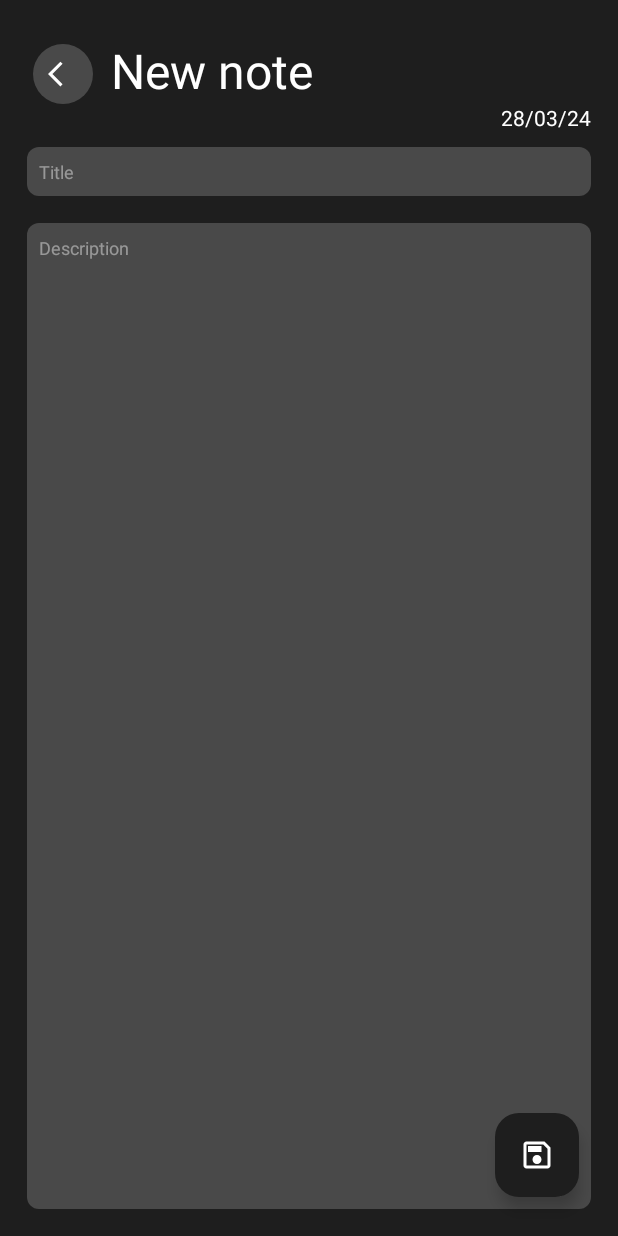
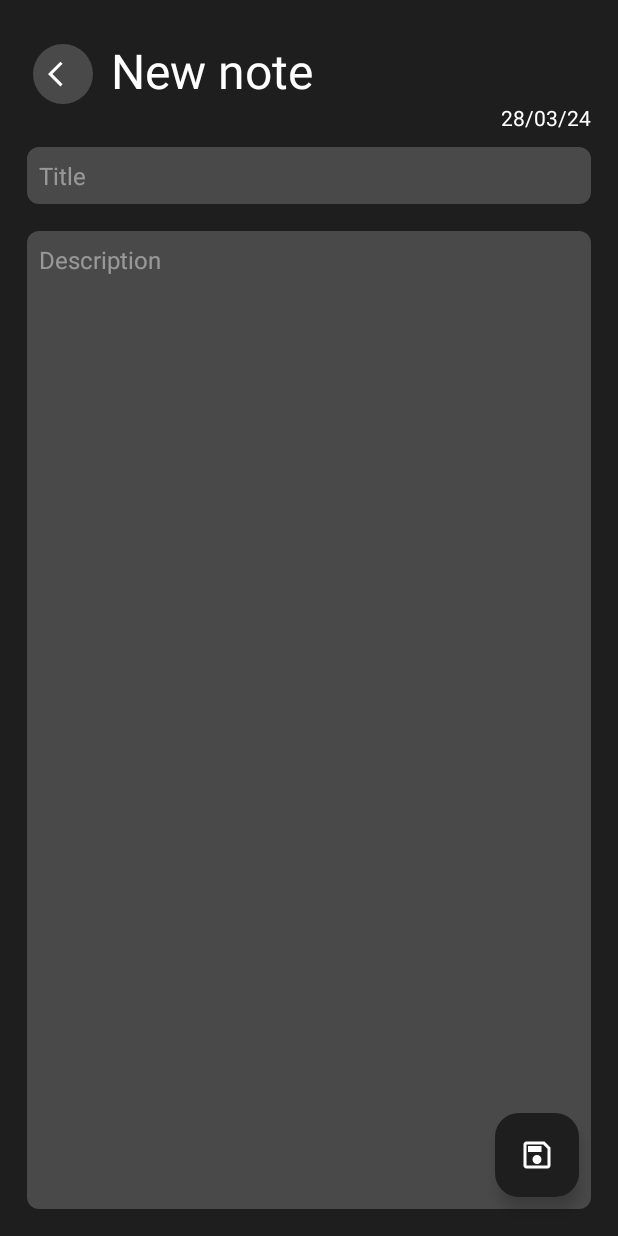
Before and after one commit to cvalera18/NotesApp, an Android app: the NewNoteFragment screen opened through its navigation route, on a phone screen of 412 x 824 dp. Run offline under Robolectric (Android 15) with nearby library versions, the phone set to English and light mode, and no system bars; our stand-ins replace Dagger/Hilt's generated code; Roboto replaces fonts that are not available here.

Commit message:
Adjust text size

```diff
--- a/app/src/main/res/layout/fragment_new_note.xml
+++ b/app/src/main/res/layout/fragment_new_note.xml
@@ -62,7 +62,7 @@
             android:singleLine="true"
             android:textColor="#FFFFFF"
             android:textColorHint="#6FFFFFFF"
-            android:textSize="12sp"
+            android:textSize="16sp"
             app:layout_constraintEnd_toEndOf="parent"
             app:layout_constraintStart_toStartOf="parent"
             app:layout_constraintTop_toBottomOf="@+id/tvNewNoteDate" />
@@ -81,7 +81,7 @@
             android:paddingStart="8dp"
             android:textColor="#FFFFFF"
             android:textColorHint="#6FFFFFFF"
-            android:textSize="12sp"
+            android:textSize="16sp"
             app:layout_constraintBottom_toBottomOf="parent"
             app:layout_constraintEnd_toEndOf="parent"
             app:layout_constraintStart_toStartOf="parent"
--- a/app/src/main/res/layout/fragment_notes.xml
+++ b/app/src/main/res/layout/fragment_notes.xml
@@ -40,7 +40,7 @@
             android:singleLine="true"
             android:textColor="#FFFFFF"
             android:textColorHint="#6FFFFFFF"
-            android:textSize="12sp"
+            android:textSize="16sp"
             app:layout_constraintEnd_toEndOf="parent"
             app:layout_constraintStart_toStartOf="parent"
             app:layout_constraintTop_toBottomOf="@+id/tvNotes"
--- a/app/src/main/res/layout/item_note.xml
+++ b/app/src/main/res/layout/item_note.xml
@@ -23,6 +23,7 @@
             android:layout_marginTop="9dp"
             android:layout_marginStart="17dp"
             android:fontFamily="@font/inder"
+            android:textSize="16sp"
             android:text="Title Note 1"
             android:textStyle="bold"
             app:layout_constraintStart_toStartOf="parent"
@@ -38,6 +39,7 @@
             android:paddingTop="5dp"
             android:paddingBottom="12dp"
             android:maxLines="3"
+            android:textSize="14sp"
             android:text="@string/lorem_ipsum"
             app:layout_constraintEnd_toStartOf="@+id/tvDate"
             app:layout_constraintStart_toStartOf="parent"
```
